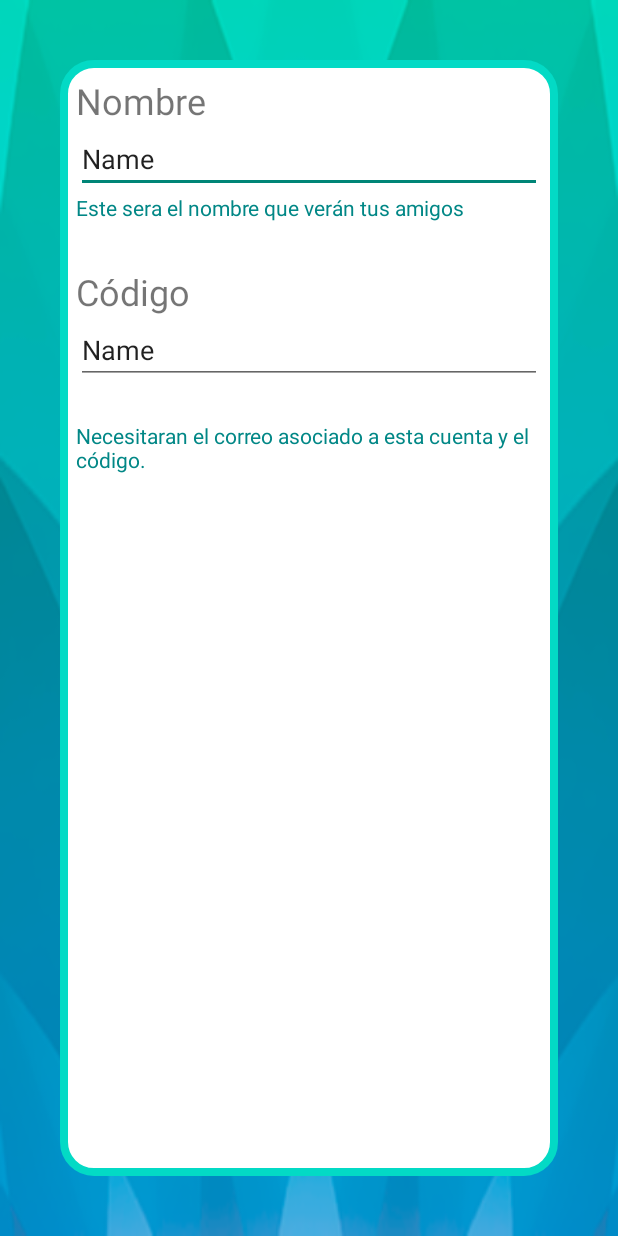
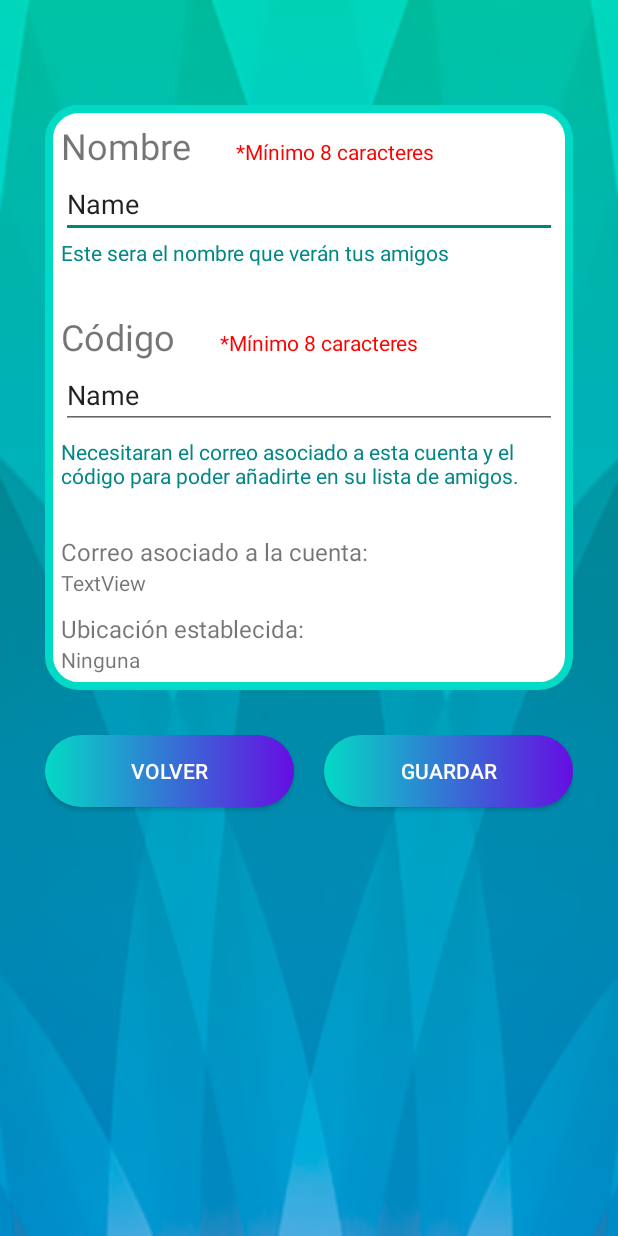
Before and after one commit to TomasSantamarie/buscador_amigos_android, an Android app: the Cuenta screen opened directly, with no data from a screen before it, on a phone screen of 412 x 824 dp. Run offline under Robolectric (Android 15) with nearby library versions, the phone set to English and light mode, and no system bars; our stand-ins replace Firebase (no records; nobody signed in at launch, a user with empty details on screens opened directly).

Commit message:
commit 23/03/2023
Hacemos que sea funcional la pagina cuenta

```diff
--- a/app/src/main/java/com/example/buscador_amigos_android/Aplicacion.kt
+++ b/app/src/main/java/com/example/buscador_amigos_android/Aplicacion.kt
@@ -1,6 +1,7 @@
 package com.example.buscador_amigos_android
 
 import android.app.Activity
+import android.content.Intent
 import androidx.appcompat.app.AppCompatActivity
 import android.os.Bundle
 import android.util.Log
@@ -16,11 +17,9 @@ class Aplicacion : AppCompatActivity() {
         binding = ActivityAplicacionBinding.inflate(layoutInflater)
         val view = binding.root
         setContentView(view)
-        var bundle = intent.extras
-        var email = bundle?.getString("email")
-        if (email != null) {
-            Log.v("email", email)
-        }
+        val bundle = intent.extras
+        val email = bundle?.getString("email")
+
 
         if (email != null) {
             db.collection("Usuarios").document(email.toString())
@@ -35,7 +34,14 @@ class Aplicacion : AppCompatActivity() {
                             binding.nombre.setText(usuario.getNombre())
                             binding.contador.setText(usuario.getAmigos().size.toString())
 
-
+                            binding.cuenta.setOnClickListener{
+                                val intent = Intent(this, Cuenta::class.java).apply {
+                                    putExtra("nombre",usuario.getNombre())
+                                    putExtra("email",usuario.getCorreo())
+                                    putExtra("codigo",usuario.getCodigo())
+                                }
+                                startActivity(intent)
+                            }
 
                         }
 
@@ -44,5 +50,9 @@ class Aplicacion : AppCompatActivity() {
         }
 
 
+
+
+
+
     }
 }
--- a/app/src/main/java/com/example/buscador_amigos_android/Cuenta.kt
+++ b/app/src/main/java/com/example/buscador_amigos_android/Cuenta.kt
@@ -1,11 +1,94 @@
 package com.example.buscador_amigos_android
 
+import android.content.Intent
 import androidx.appcompat.app.AppCompatActivity
 import android.os.Bundle
+import android.text.Editable
+import android.text.TextWatcher
+import android.widget.Toast
+import androidx.core.view.isGone
+import com.example.buscador_amigos_android.databinding.ActivityCuentaBinding
+import com.google.firebase.firestore.FirebaseFirestore
 
 class Cuenta : AppCompatActivity() {
+    private lateinit var binding: ActivityCuentaBinding
+    private val db = FirebaseFirestore.getInstance()
     override fun onCreate(savedInstanceState: Bundle?) {
         super.onCreate(savedInstanceState)
-        setContentView(R.layout.activity_cuenta)
+        binding = ActivityCuentaBinding.inflate(layoutInflater)
+        val view = binding.root
+        setContentView(view)
+        binding.alertaNombre.isGone = false
+        binding.alertaCodigo.isGone = false
+        val bundle = intent.extras
+        val nombre = bundle?.getString("nombre")
+        val codigo = bundle?.getString("codigo")
+        val email = bundle?.getString("email")
+        val ubicacion =bundle?.getString("ubicacion")
+
+        if (nombre != null || codigo != null || email !=null){
+            binding.nombre.setText(nombre)
+            binding.correo.setText(email)
+            binding.codigo.setText(codigo)
+        }
+
+        if (ubicacion != null)
+            binding.ubicacion.setText(ubicacion)
+
+
+        binding.nombre.addTextChangedListener( object : TextWatcher {
+            override fun afterTextChanged(s: Editable?) {
+                binding.alertaNombre.isGone = binding.nombre.text.toString().length >= 8
+
+            }
+
+            override fun beforeTextChanged(s: CharSequence?, start: Int, count: Int, after: Int) {}
+            override fun onTextChanged(s: CharSequence?, start: Int, before: Int, count: Int) {} })
+
+        binding.nombre.addTextChangedListener( object : TextWatcher {
+            override fun afterTextChanged(s: Editable?) {
+                binding.alertaCodigo.isGone = binding.codigo.text.toString().length >= 8
+            }
+
+            override fun beforeTextChanged(s: CharSequence?, start: Int, count: Int, after: Int) {}
+            override fun onTextChanged(s: CharSequence?, start: Int, before: Int, count: Int) {} })
+
+        binding.guardar.setOnClickListener {
+
+            db.collection("Usuarios").document(email.toString())
+                .get()
+
+                .addOnSuccessListener {
+                    if (it != null) {
+                        val usuario = it.toObject(Usuario::class.java)
+
+                        usuario?.setNombre(binding.nombre.text.toString())
+                        usuario?.setCodigo(binding.codigo.text.toString())
+                        if (usuario != null && email != null) {
+                            db.collection("Usuarios").document(email).set(usuario)
+                            val text = "Cambios guardados!"
+                            val duration = Toast.LENGTH_SHORT
+                            val toast = Toast.makeText(applicationContext, text, duration)
+                            toast.show()
+                        }else{
+                            val text = "Los cambios no se pudieron guardar"
+                            val duration = Toast.LENGTH_SHORT
+                            val toast = Toast.makeText(applicationContext, text, duration)
+                            toast.show()
+                        }
+
+                    }
+                }
+
+        }
+
+        binding.volver.setOnClickListener {
+            val intent= Intent(this, Aplicacion::class.java).apply {
+                putExtra("email", email)
+            }
+            startActivity(intent)
+        }
     }
+
+
 }
--- a/app/src/main/res/layout/activity_cuenta.xml
+++ b/app/src/main/res/layout/activity_cuenta.xml
@@ -10,15 +10,21 @@
     <LinearLayout
         android:layout_width="match_parent"
         android:layout_height="match_parent"
-        android:layout_margin="40dp"
-        android:background="@drawable/borde_edittext_bien"
-        android:orientation="vertical"
-        tools:layout_editor_absoluteX="100dp"
-        tools:layout_editor_absoluteY="100dp">
+        android:orientation="vertical">
 
         <LinearLayout
             android:layout_width="match_parent"
-            android:layout_height="match_parent"
+            android:layout_height="wrap_content"
+            android:layout_marginStart="30dp"
+            android:layout_marginTop="70dp"
+            android:layout_marginEnd="30dp"
+            android:layout_marginBottom="30dp"
+            android:background="@drawable/borde_edittext_bien"
+            android:orientation="vertical">
+
+            <LinearLayout
+                android:layout_width="match_parent"
+                android:layout_height="wrap_content"
                 android:layout_margin="10dp"
                 android:orientation="vertical">
 
@@ -27,15 +33,30 @@
                     android:layout_height="wrap_content"
                     android:orientation="vertical">
 
+                    <LinearLayout
+                        android:layout_width="match_parent"
+                        android:layout_height="match_parent"
+                        android:orientation="horizontal">
+
                         <TextView
                             android:id="@+id/textView4"
-                    android:layout_width="match_parent"
+                            android:layout_width="wrap_content"
                             android:layout_height="wrap_content"
                             android:text="Nombre"
                             android:textSize="24sp" />
 
+                        <TextView
+                            android:id="@+id/alertaNombre"
+                            android:layout_width="wrap_content"
+                            android:layout_height="wrap_content"
+                            android:layout_marginLeft="30dp"
+                            android:layout_weight="1"
+                            android:text="*Mínimo 8 caracteres"
+                            android:textColor="@color/red" />
+                    </LinearLayout>
+
                     <EditText
-                    android:id="@+id/editTextTextPersonName"
+                        android:id="@+id/nombre"
                         android:layout_width="match_parent"
                         android:layout_height="wrap_content"
                         android:ems="10"
@@ -57,15 +78,31 @@
                     android:layout_marginTop="30dp"
                     android:orientation="vertical">
 
+                    <LinearLayout
+                        android:layout_width="match_parent"
+                        android:layout_height="match_parent"
+                        android:orientation="horizontal">
+
                         <TextView
                             android:id="@+id/textView8"
-                    android:layout_width="match_parent"
+                            android:layout_width="wrap_content"
                             android:layout_height="wrap_content"
                             android:text="Código"
                             android:textSize="24sp" />
 
+                        <TextView
+                            android:id="@+id/alertaCodigo"
+                            android:layout_width="wrap_content"
+                            android:layout_height="wrap_content"
+                            android:layout_marginLeft="30dp"
+                            android:layout_weight="1"
+                            android:text="*Mínimo 8 caracteres"
+                            android:textColor="@color/red" />
+
+                    </LinearLayout>
+
                     <EditText
-                    android:id="@+id/editTextTextPersonName2"
+                        android:id="@+id/codigo"
                         android:layout_width="match_parent"
                         android:layout_height="wrap_content"
                         android:ems="10"
@@ -73,21 +110,82 @@
                         android:text="Name" />
 
                     <TextView
-                    android:id="@+id/textView9"
-                    android:layout_width="match_parent"
-                    android:layout_height="wrap_content"
-                    android:textColor="@color/teal_700" />
-
-                <TextView
                         android:id="@+id/textView10"
                         android:layout_width="match_parent"
                         android:layout_height="wrap_content"
                         android:layout_marginTop="5dp"
-                    android:text="Necesitaran el correo asociado a esta cuenta y el código."
+                        android:text="Necesitaran el correo asociado a esta cuenta y el código para poder añadirte en su lista de amigos."
                         android:textColor="@color/teal_700" />
+                </LinearLayout>
+
+                <LinearLayout
+                    android:layout_width="match_parent"
+                    android:layout_height="wrap_content"
+                    android:layout_marginTop="30dp"
+                    android:orientation="vertical">
+
+                    <TextView
+                        android:id="@+id/textView9"
+                        android:layout_width="match_parent"
+                        android:layout_height="wrap_content"
+                        android:text="Correo asociado a la cuenta:"
+                        android:textSize="16sp" />
+
+                    <TextView
+                        android:id="@+id/correo"
+                        android:layout_width="match_parent"
+                        android:layout_height="wrap_content"
+                        android:text="TextView" />
+
+                    <TextView
+                        android:id="@+id/textView12"
+                        android:layout_width="match_parent"
+                        android:layout_height="wrap_content"
+                        android:layout_marginTop="10dp"
+                        android:text="Ubicación establecida:"
+                        android:textSize="16sp" />
+
+                    <TextView
+                        android:id="@+id/ubicacion"
+                        android:layout_width="match_parent"
+                        android:layout_height="wrap_content"
+                        android:text="Ninguna" />
                 </LinearLayout>
 
             </LinearLayout>
 
         </LinearLayout>
+
+        <LinearLayout
+            android:layout_width="match_parent"
+            android:layout_height="match_parent"
+            android:layout_marginStart="30dp"
+            android:layout_marginEnd="30dp"
+            android:orientation="horizontal">
+
+            <Button
+                android:id="@+id/volver"
+                android:layout_width="match_parent"
+                android:layout_height="wrap_content"
+                android:layout_marginRight="10dp"
+                android:layout_marginBottom="30dp"
+                android:layout_weight="1"
+                android:background="@drawable/botones"
+                android:backgroundTint="@null"
+                android:text="Volver"
+                android:textColor="@color/white" />
+
+            <Button
+                android:id="@+id/guardar"
+                android:layout_width="match_parent"
+                android:layout_height="wrap_content"
+                android:layout_marginLeft="10dp"
+                android:layout_weight="1"
+                android:background="@drawable/botones"
+                android:backgroundTint="@null"
+                android:text="Guardar"
+                android:textColor="@color/white" />
+        </LinearLayout>
+    </LinearLayout>
+
 </androidx.constraintlayout.widget.ConstraintLayout>
```
Lines whose indentation alone changed are shown as unchanged.
